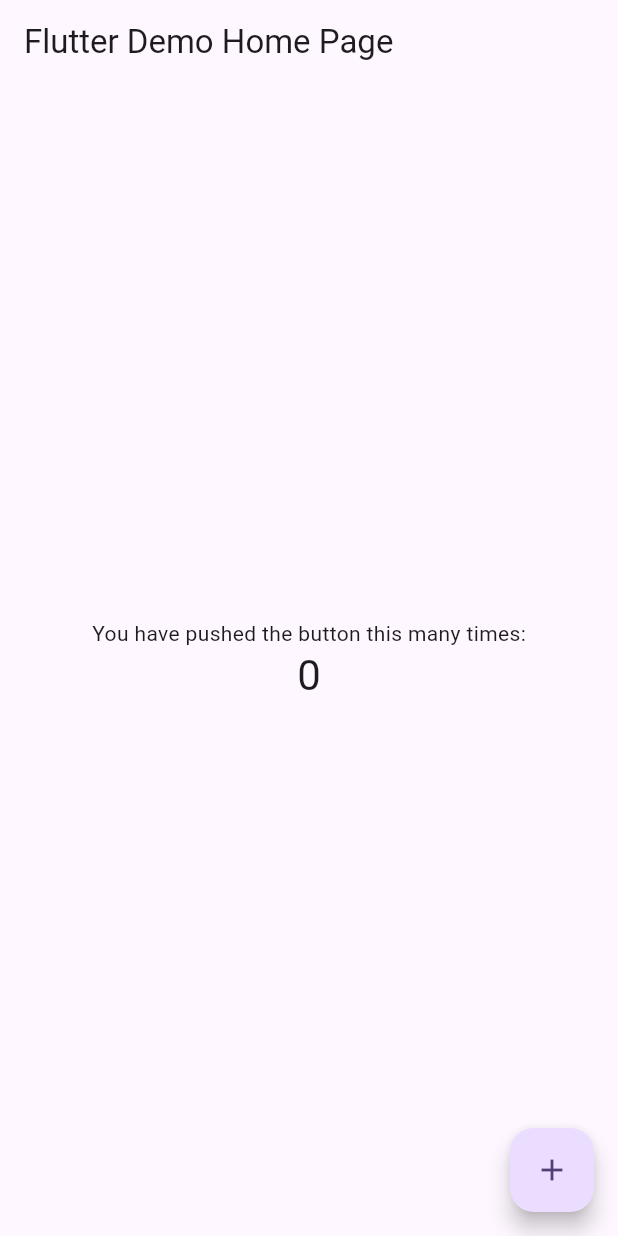
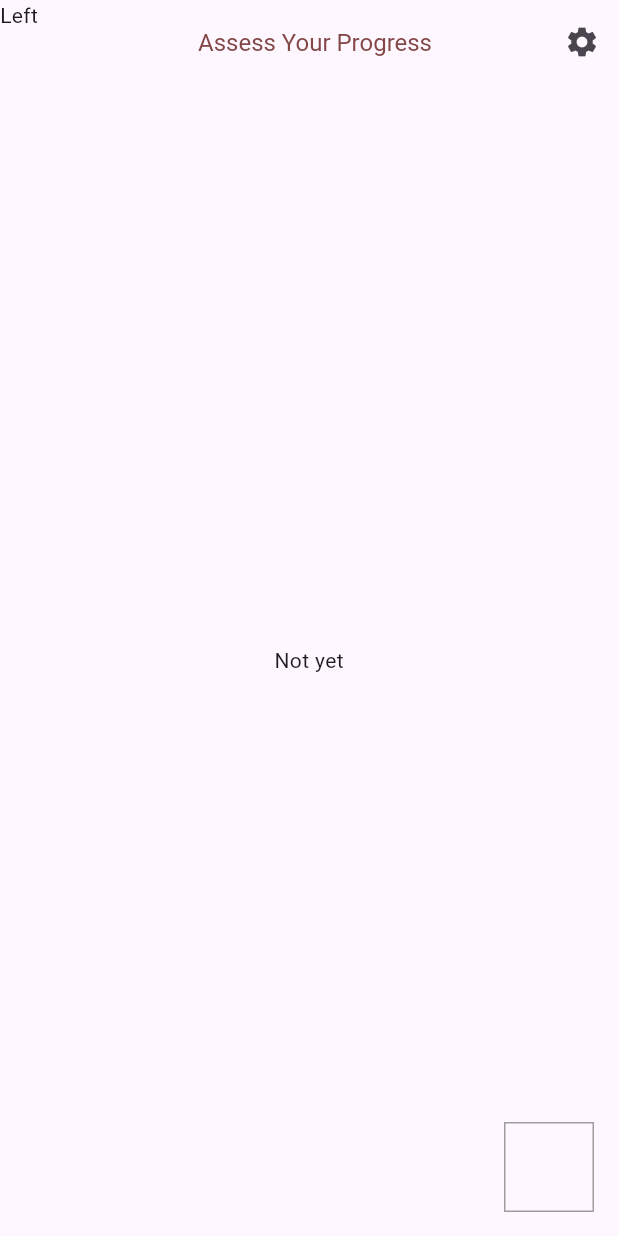
Before and after one commit to Kyle-Burdett/mindflow, a Flutter app: the screen it shows after launch, on a phone screen of 412 x 824 dp. Run offline on Flutter 3.47's test engine with Material 3 defaults, Android fonts, the phone set to English and light mode, and no system bars.

Commit message:
Example widget

```diff
--- /dev/null
+++ b/lib/main-screen.dart
@@ -0,0 +1,46 @@
+import 'package:flutter/material.dart';
+
+class Example extends StatefulWidget {
+  const Example({super.key});
+
+  @override
+  State<Example> createState() => _ExampleState();
+}
+
+class _ExampleState extends State<Example> {
+
+  bool pressed = false;
+
+
+  @override
+  Widget build(BuildContext context) {
+    return Scaffold(
+      appBar: AppBar(
+        title: Center(
+          child: Text(
+            "Assess Your Progress",
+            style: TextStyle(
+              fontSize: 16,
+              color: Color(0xFF834747),
+            ),
+            ),
+        ),
+        leading: Text("Left"),
+        actions: [
+          IconButton(icon: Icon(Icons.settings), onPressed: () {
+            setState(() => pressed = !pressed,);
+          },),
+        ],
+
+      ),
+      body: Center(child: Text(pressed ? "Pressed!" : "Not yet"),),
+      floatingActionButton: GestureDetector(
+        child: Container(
+          width: 60,
+          height: 60,
+          decoration: BoxDecoration(border: Border.all(color: Colors.grey)),
+        ),
+      ),
+    );
+  }
+}
--- a/lib/main.dart
+++ b/lib/main.dart
@@ -1,4 +1,5 @@
 import 'package:flutter/material.dart';
+import 'package:mindflow/main-screen.dart';
 
 void main() {
   runApp(const MyApp());
@@ -11,6 +12,7 @@ class MyApp extends StatelessWidget {
   Widget build(BuildContext context) {
     return MaterialApp(
       title: 'Flutter Demo',
+      debugShowCheckedModeBanner: false,
       theme: ThemeData(
         colorScheme: ColorScheme.fromSeed(seedColor: Colors.deepPurple),
       ),
@@ -38,27 +40,6 @@ class _MyHomePageState extends State<MyHomePage> {
 
   @override
   Widget build(BuildContext context) {
-    return Scaffold(
-      appBar: AppBar(
-        title: Text(widget.title),
-      ),
-      body: Center(
-        child: Column(
-          mainAxisAlignment: MainAxisAlignment.center,
-          children: <Widget>[
-            const Text('You have pushed the button this many times:'),
-            Text(
-              '$_counter',
-              style: Theme.of(context).textTheme.headlineMedium,
-            ),
-          ],
-        ),
-      ),
-      floatingActionButton: FloatingActionButton(
-        onPressed: _incrementCounter,
-        tooltip: 'Increment',
-        child: const Icon(Icons.add),
-      ),
-    );
+    return Example();
   }
 }
```
